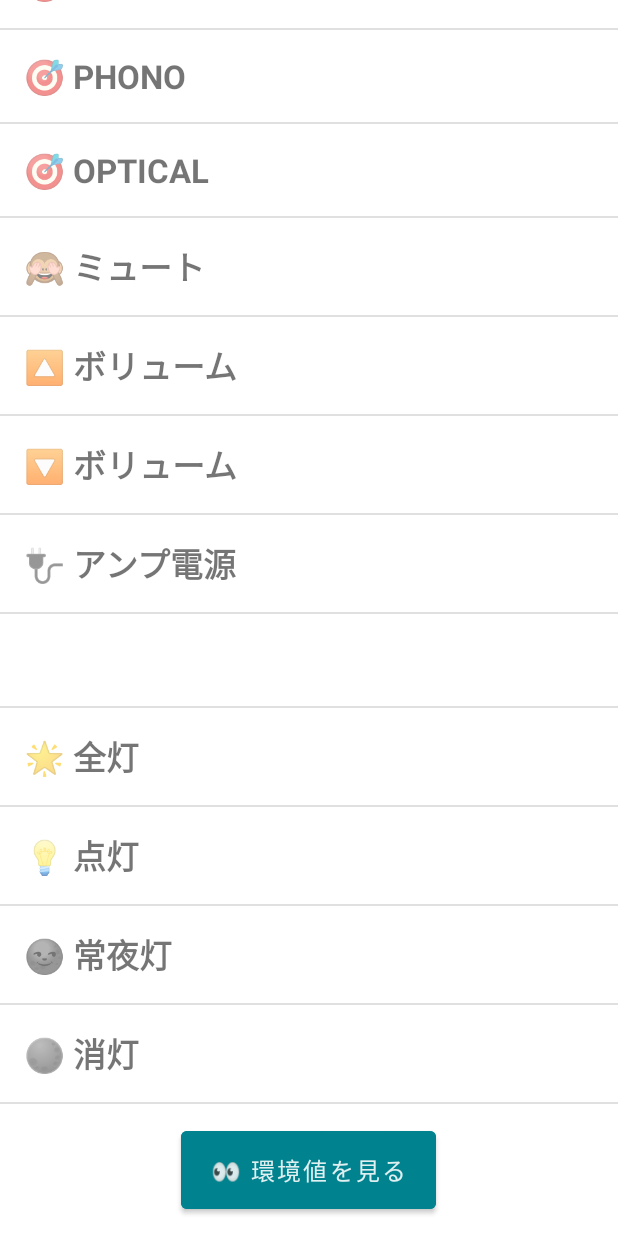
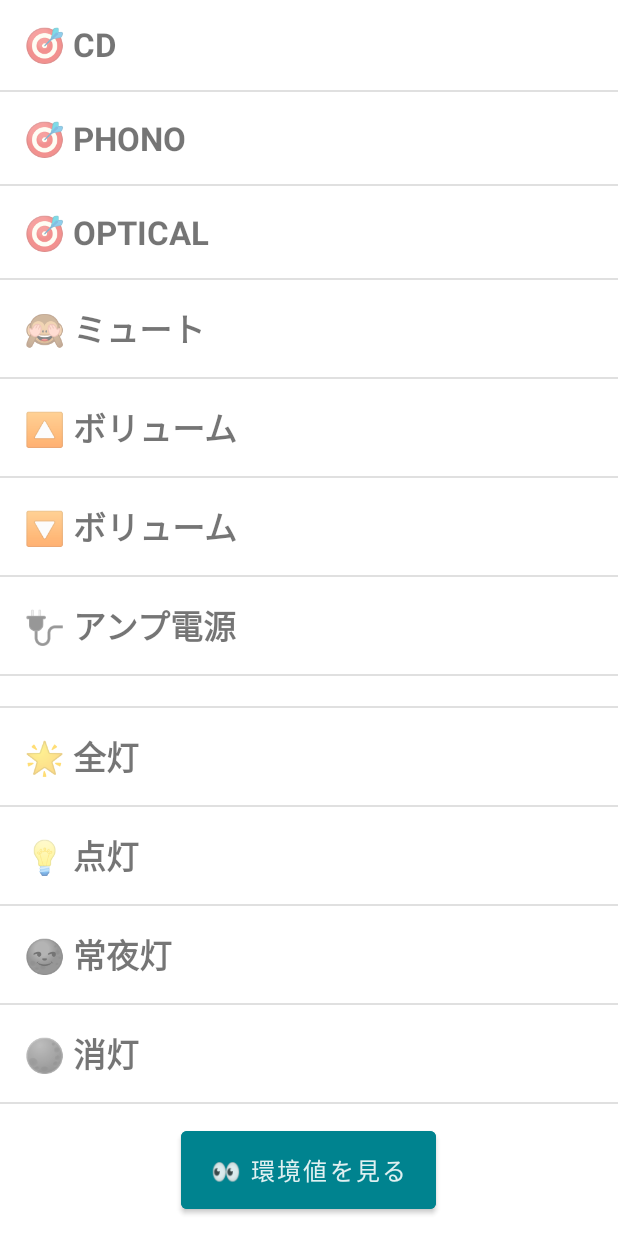
Before and after one commit to geckour/HomeAPI, an Android app: the screen it shows after launch (MainActivity), on a phone screen of 412 x 824 dp. Run offline under Robolectric (Android 15) with nearby library versions, the phone set to English and light mode, and no system bars; our stand-ins replace Timber, data binding; libraries missing offline, so code that uses them is left out: com.facebook.stetho, com.jakewharton.retrofit2; 1 statement that could not run was skipped.

Commit message:
Tweak design

```diff
--- a/app/src/main/java/com/geckour/homeapi/model/RequestData.kt
+++ b/app/src/main/java/com/geckour/homeapi/model/RequestData.kt
@@ -1,6 +1,6 @@
 package com.geckour.homeapi.model
 
 data class RequestData(
-    val name: String,
+    val name: String?,
     val onClick: (() -> Unit)? = null
 )
--- a/app/src/main/java/com/geckour/homeapi/ui/MainViewModel.kt
+++ b/app/src/main/java/com/geckour/homeapi/ui/MainViewModel.kt
@@ -51,7 +51,7 @@ class MainViewModel : ViewModel() {
         RequestData("🔼 ボリューム") { sendAmp(AmpCommand.VOL_UP) },
         RequestData("🔽 ボリューム") { sendAmp(AmpCommand.VOL_DOWN) },
         RequestData("🔌 アンプ電源") { sendAmp(AmpCommand.TOGGLE_POWER) },
-        RequestData(""),
+        RequestData(null),
         RequestData("🌟 全灯") { sendCeilingLight(CeilingLightCommand.ALL_ON) },
         RequestData("💡 点灯") { sendCeilingLight(CeilingLightCommand.ON) },
         RequestData("🌚 常夜灯") { sendCeilingLight(CeilingLightCommand.NIGHT_ON) },
--- a/app/src/main/res/layout/item_request.xml
+++ b/app/src/main/res/layout/item_request.xml
@@ -7,7 +7,13 @@
         <variable
             name="requestData"
             type="com.geckour.homeapi.model.RequestData" />
+
+        <import type="android.view.View" />
     </data>
+
+    <FrameLayout
+        android:layout_width="match_parent"
+        android:layout_height="wrap_content">
 
         <TextView
             android:layout_width="match_parent"
@@ -17,5 +23,12 @@
             android:text="@{requestData.name}"
             android:textSize="22sp"
             android:textStyle="bold"
+            android:visibility="@{requestData.name == null ? View.GONE : View.VISIBLE}"
             tools:text="全灯" />
+
+        <Space
+            android:layout_width="0dp"
+            android:layout_height="20dp"
+            android:visibility="@{requestData.name == null ? View.VISIBLE : View.GONE}" />
+    </FrameLayout>
 </layout>
```
Lines whose indentation alone changed are shown as unchanged.
